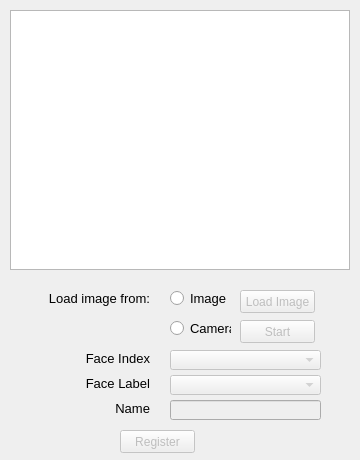
Above: faceregistration.ui from ShuaiHuang/FaceRecogUI before the change. Below: the same form after it.
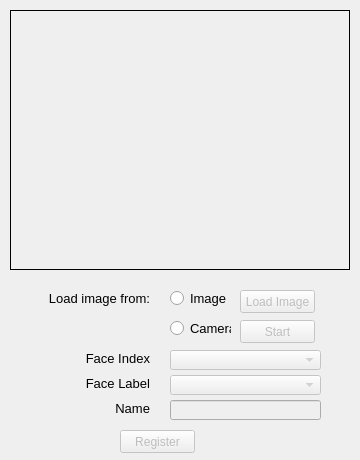
That is the form after the change.

Commit message: Display image on 'FaceRegistration' dialog.

Patch:
```diff
--- a/faceregistration.ui
+++ b/faceregistration.ui
@@ -25,25 +25,6 @@
   <property name="windowTitle">
    <string>Dialog</string>
   </property>
-  <widget class="QGraphicsView" name="graphicsView">
-   <property name="geometry">
-    <rect>
-     <x>10</x>
-     <y>10</y>
-     <width>340</width>
-     <height>260</height>
-    </rect>
-   </property>
-   <property name="verticalScrollBarPolicy">
-    <enum>Qt::ScrollBarAsNeeded</enum>
-   </property>
-   <property name="horizontalScrollBarPolicy">
-    <enum>Qt::ScrollBarAsNeeded</enum>
-   </property>
-   <property name="sizeAdjustPolicy">
-    <enum>QAbstractScrollArea::AdjustIgnored</enum>
-   </property>
-  </widget>
   <widget class="QLabel" name="sourceLabel">
    <property name="geometry">
     <rect>
@@ -251,6 +232,22 @@
     </rect>
    </property>
   </widget>
+  <widget class="QLabel" name="dstImageView">
+   <property name="geometry">
+    <rect>
+     <x>10</x>
+     <y>10</y>
+     <width>340</width>
+     <height>260</height>
+    </rect>
+   </property>
+   <property name="frameShape">
+    <enum>QFrame::Box</enum>
+   </property>
+   <property name="text">
+    <string/>
+   </property>
+  </widget>
  </widget>
  <resources/>
  <connections/>
```
The commit also changes 14 other files.
